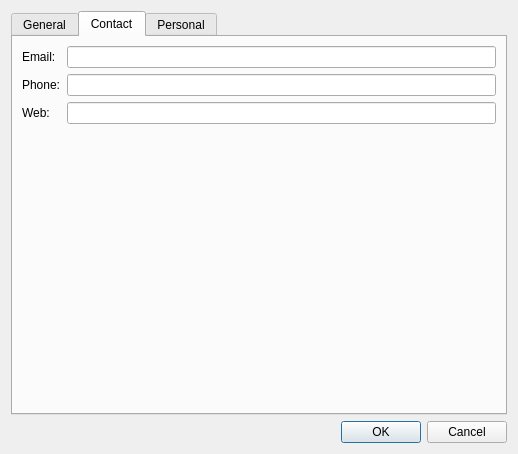
Before: the Qt Designer form dialogs/persondialog.ui in caybro/pedikree, drawn with Qt 5.
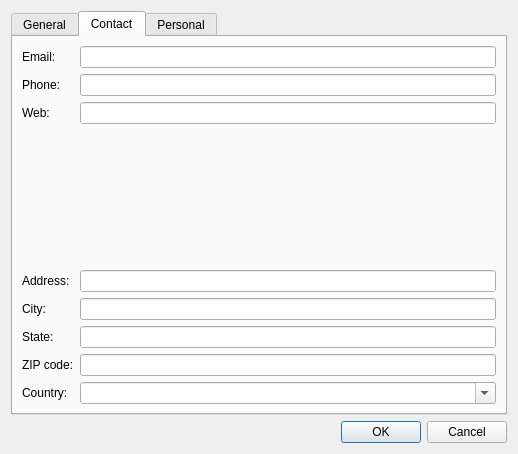
After: the same form once the commit is applied. The open tabs and pages were chosen to show the change. Icons and pictures are not drawn.

Commit message: implemented address contact info

What changed in the file:
```diff
--- a/dialogs/persondialog.ui
+++ b/dialogs/persondialog.ui
@@ -369,9 +369,6 @@
        <string>Contact</string>
       </attribute>
       <layout class="QFormLayout" name="formLayout">
-       <property name="fieldGrowthPolicy">
-        <enum>QFormLayout::AllNonFixedFieldsGrow</enum>
-       </property>
        <item row="0" column="0">
         <widget class="QLabel" name="emailLabel">
          <property name="text">
@@ -423,6 +420,107 @@
          </property>
         </widget>
        </item>
+       <item row="3" column="1">
+        <spacer name="verticalSpacer_5">
+         <property name="orientation">
+          <enum>Qt::Vertical</enum>
+         </property>
+         <property name="sizeHint" stdset="0">
+          <size>
+           <width>20</width>
+           <height>40</height>
+          </size>
+         </property>
+        </spacer>
+       </item>
+       <item row="4" column="0">
+        <widget class="QLabel" name="addressLabel">
+         <property name="text">
+          <string>Address:</string>
+         </property>
+         <property name="buddy">
+          <cstring>address</cstring>
+         </property>
+        </widget>
+       </item>
+       <item row="4" column="1">
+        <widget class="QLineEdit" name="address">
+         <property name="clearButtonEnabled">
+          <bool>true</bool>
+         </property>
+        </widget>
+       </item>
+       <item row="5" column="0">
+        <widget class="QLabel" name="cityLabel">
+         <property name="text">
+          <string>City:</string>
+         </property>
+         <property name="buddy">
+          <cstring>city</cstring>
+         </property>
+        </widget>
+       </item>
+       <item row="5" column="1">
+        <widget class="QLineEdit" name="city">
+         <property name="clearButtonEnabled">
+          <bool>true</bool>
+         </property>
+        </widget>
+       </item>
+       <item row="6" column="0">
+        <widget class="QLabel" name="stateLabel">
+         <property name="text">
+          <string>State:</string>
+         </property>
+         <property name="buddy">
+          <cstring>state</cstring>
+         </property>
+        </widget>
+       </item>
+       <item row="6" column="1">
+        <widget class="QLineEdit" name="state">
+         <property name="clearButtonEnabled">
+          <bool>true</bool>
+         </property>
+        </widget>
+       </item>
+       <item row="7" column="0">
+        <widget class="QLabel" name="zIPCodeLabel">
+         <property name="text">
+          <string>ZIP code:</string>
+         </property>
+         <property name="buddy">
+          <cstring>zip</cstring>
+         </property>
+        </widget>
+       </item>
+       <item row="7" column="1">
+        <widget class="QLineEdit" name="zip">
+         <property name="clearButtonEnabled">
+          <bool>true</bool>
+         </property>
+        </widget>
+       </item>
+       <item row="8" column="0">
+        <widget class="QLabel" name="countryLabel">
+         <property name="text">
+          <string>Country:</string>
+         </property>
+         <property name="buddy">
+          <cstring>country</cstring>
+         </property>
+        </widget>
+       </item>
+       <item row="8" column="1">
+        <widget class="QComboBox" name="country">
+         <property name="editable">
+          <bool>true</bool>
+         </property>
+         <property name="insertPolicy">
+          <enum>QComboBox::NoInsert</enum>
+         </property>
+        </widget>
+       </item>
       </layout>
      </widget>
      <widget class="QWidget" name="tabPersonal">
```
Left out of the diff: 43 changed lines with no effect on the pictures. The commit also changes 3 other files.
